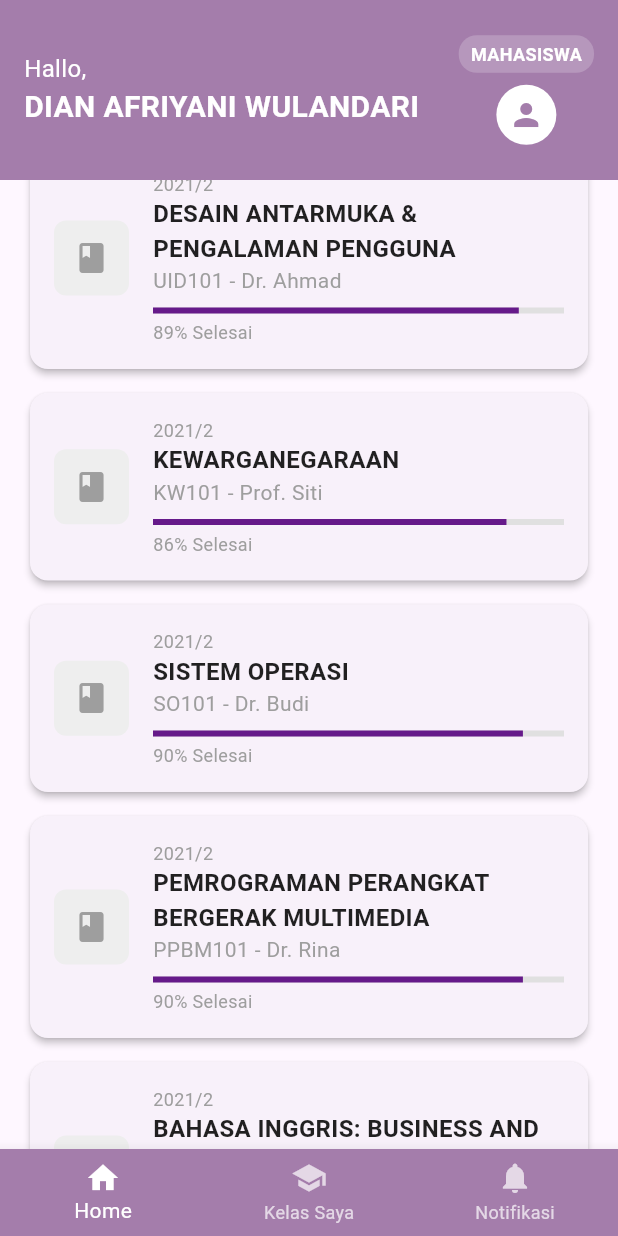
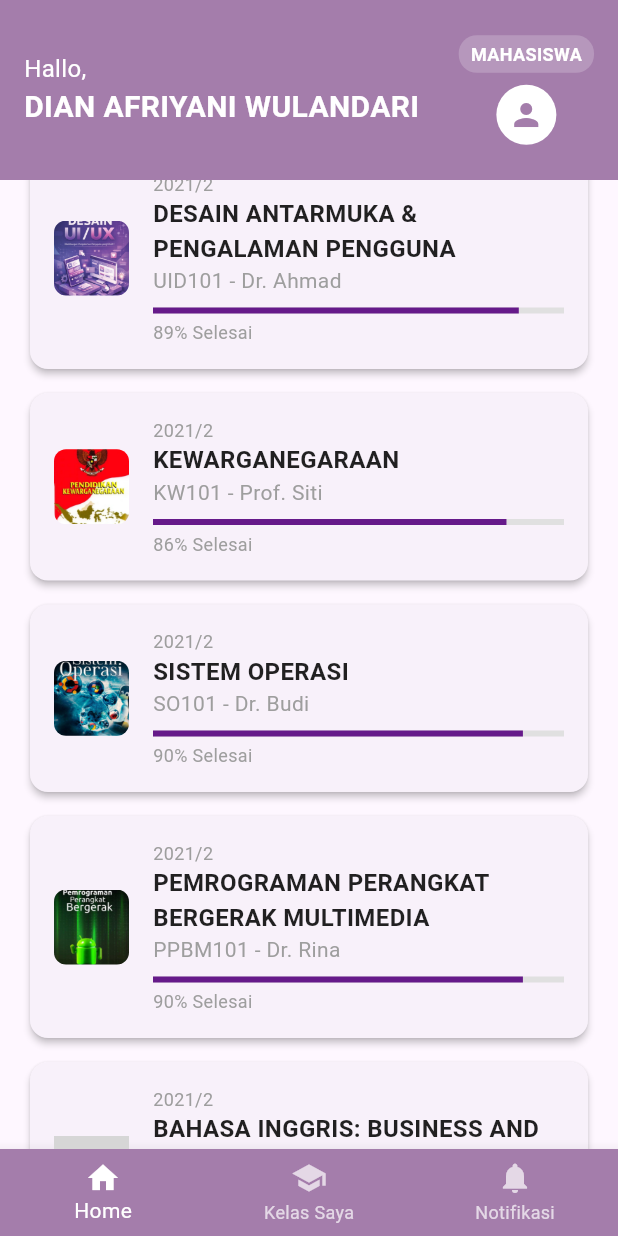
Before and after one commit to Afriyaniwulandari/LearningMS, a Flutter app: the MyHomePage screen opened directly, scrolled down 576 dp, on a phone screen of 412 x 824 dp. Run offline on Flutter 3.47's test engine with Material 3 defaults, Android fonts, the phone set to English and light mode, and no system bars; grey boxes are pictures that could not be loaded.

Commit message:
Menambahkan gambar pada setiap mata kuliah di home dan kelas

```diff
--- a/lib/home_screen.dart
+++ b/lib/home_screen.dart
@@ -292,10 +292,15 @@ class HomeContent extends StatelessWidget {
                           width: 50,
                           height: 50,
                           decoration: BoxDecoration(
-                            color: Colors.grey[200],
                             borderRadius: BorderRadius.circular(8),
                           ),
-                          child: const Icon(Icons.book, color: Colors.grey),
+                          child: ClipRRect(
+                            borderRadius: BorderRadius.circular(8),
+                            child: Image.asset(
+                              course['image']!,
+                              fit: BoxFit.cover,
+                            ),
+                          ),
                         ),
                         const SizedBox(width: 16),
                         Expanded(
@@ -362,23 +367,42 @@ const List<Map<String, dynamic>> courses = [
     'name': 'DESAIN ANTARMUKA & PENGALAMAN PENGGUNA',
     'code': 'UID101 - Dr. Ahmad',
     'progress': 89,
+    'image': 'image/desain.png',
   },
-  {'name': 'KEWARGANEGARAAN', 'code': 'KW101 - Prof. Siti', 'progress': 86},
-  {'name': 'SISTEM OPERASI', 'code': 'SO101 - Dr. Budi', 'progress': 90},
+  {
+    'name': 'KEWARGANEGARAAN',
+    'code': 'KW101 - Prof. Siti',
+    'progress': 86,
+    'image': 'image/pkn.png',
+  },
+  {
+    'name': 'SISTEM OPERASI',
+    'code': 'SO101 - Dr. Budi',
+    'progress': 90,
+    'image': 'image/sistem.png',
+  },
   {
     'name': 'PEMROGRAMAN PERANGKAT BERGERAK MULTIMEDIA',
     'code': 'PPBM101 - Dr. Rina',
     'progress': 90,
+    'image': 'image/bergerak.png',
   },
   {
     'name': 'BAHASA INGGRIS: BUSINESS AND SCIENTIFIC',
     'code': 'ENG101 - Ms. Lisa',
     'progress': 90,
+    'image': 'image/Inggris.png',
   },
   {
     'name': 'PEMROGRAMAN MULTIMEDIA INTERAKTIF',
     'code': 'PMI101 - Dr. Eko',
     'progress': 90,
+    'image': 'image/media.png',
   },
-  {'name': 'OLAH RAGA', 'code': 'OR101 - Coach Tono', 'progress': 90},
+  {
+    'name': 'OLAH RAGA',
+    'code': 'OR101 - Coach Tono',
+    'progress': 90,
+    'image': 'image/olahraga.png',
+  },
 ];
--- a/lib/kelas_page.dart
+++ b/lib/kelas_page.dart
@@ -51,12 +51,14 @@ class KelasPage extends StatelessWidget {
                                 width: 50,
                                 height: 50,
                                 decoration: BoxDecoration(
-                                  color: Colors.grey[200],
                                   borderRadius: BorderRadius.circular(8),
                                 ),
-                                child: const Icon(
-                                  Icons.book,
-                                  color: Colors.grey,
+                                child: ClipRRect(
+                                  borderRadius: BorderRadius.circular(8),
+                                  child: Image.asset(
+                                    course['image']!,
+                                    fit: BoxFit.cover,
+                                  ),
                                 ),
                               ),
                               const SizedBox(width: 16),
@@ -431,25 +433,44 @@ const List<Map<String, dynamic>> courses = [
     'name': 'DESAIN ANTARMUKA & PENGALAMAN PENGGUNA',
     'code': 'UID101 - Dr. Ahmad',
     'progress': 89,
+    'image': 'image/desain.png',
   },
-  {'name': 'KEWARGANEGARAAN', 'code': 'KW101 - Prof. Siti', 'progress': 86},
-  {'name': 'SISTEM OPERASI', 'code': 'SO101 - Dr. Budi', 'progress': 90},
+  {
+    'name': 'KEWARGANEGARAAN',
+    'code': 'KW101 - Prof. Siti',
+    'progress': 86,
+    'image': 'image/pkn.png',
+  },
+  {
+    'name': 'SISTEM OPERASI',
+    'code': 'SO101 - Dr. Budi',
+    'progress': 90,
+    'image': 'image/sistem.png',
+  },
   {
     'name': 'PEMROGRAMAN PERANGKAT BERGERAK MULTIMEDIA',
     'code': 'PPBM101 - Dr. Rina',
     'progress': 90,
+    'image': 'image/bergerak.png',
   },
   {
     'name': 'BAHASA INGGRIS: BUSINESS AND SCIENTIFIC',
     'code': 'ENG101 - Ms. Lisa',
     'progress': 90,
+    'image': 'image/Inggris.png',
   },
   {
     'name': 'PEMROGRAMAN MULTIMEDIA INTERAKTIF',
     'code': 'PMI101 - Dr. Eko',
     'progress': 90,
+    'image': 'image/media.png',
   },
-  {'name': 'OLAH RAGA', 'code': 'OR101 - Coach Tono', 'progress': 90},
+  {
+    'name': 'OLAH RAGA',
+    'code': 'OR101 - Coach Tono',
+    'progress': 90,
+    'image': 'image/olahraga.png',
+  },
 ];
 
 const List<Map<String, dynamic>> materials = [
--- a/pubspec.yaml
+++ b/pubspec.yaml
@@ -59,8 +59,7 @@ flutter:
 
   # To add assets to your application, add an assets section, like this:
   assets:
-    - image/logo.png
-    - image/gedung.jpg
+    - image/
 
   # An image asset can refer to one or more resolution-specific "variants", see
   # https://flutter.dev/to/resolution-aware-images
```
Also changed, not shown: image/bergerak.png (added), image/desain.png (added), image/inggris.png (added), image/media.png (added), image/olahraga.png (added), image/pkn.png (added), image/sistem.png (added), image/warning.jpg (added).
